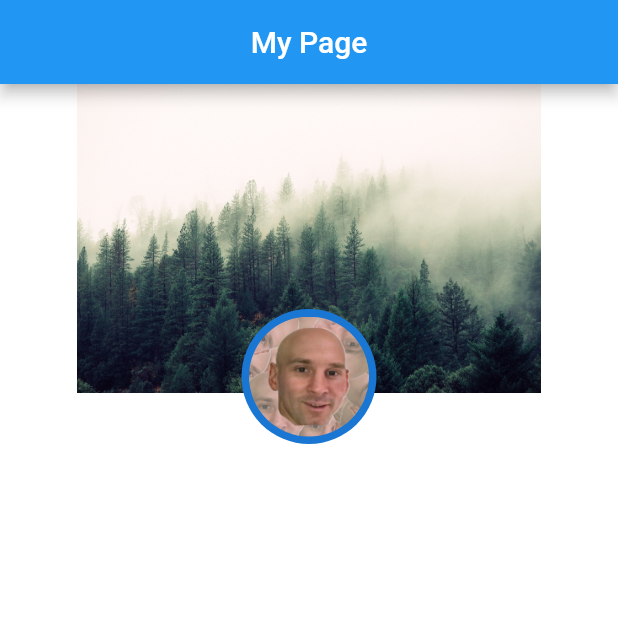
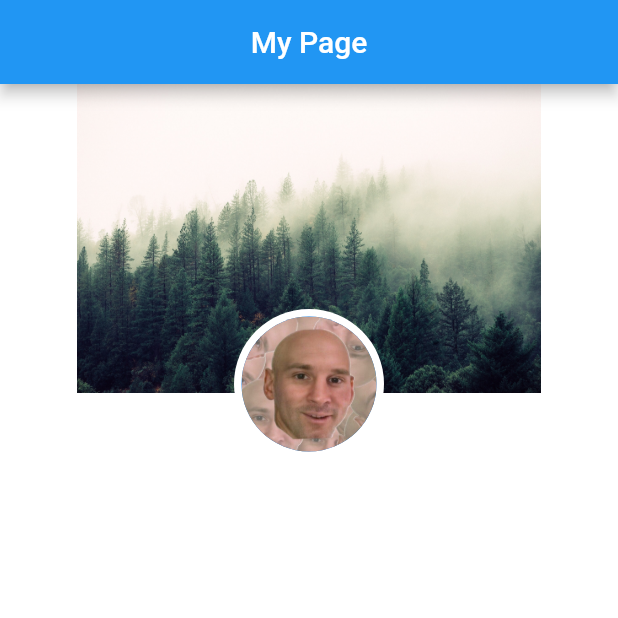
Before and after one commit to Zuhrdev/My-first-Flutter-App, a Flutter app: the screen it shows after launch, on a phone screen of 412 x 824 dp, the top half of it. Run offline on Flutter 3.47's test engine with Material 2 defaults, Android fonts, the phone set to English and light mode, and no system bars.

Commit message:
perfect picture profile v.1

```diff
--- a/firstUI/lib/main.dart
+++ b/firstUI/lib/main.dart
@@ -44,8 +44,11 @@ class HomePage extends StatelessWidget {
                 width: size.width,
                 decoration: const BoxDecoration(image: DecorationImage(image: AssetImage("images/cover.jpg"),),
               ),),
-              Padding(padding: EdgeInsets.only(top: 150), child: UnderAvatar(radius: 45),),
-              Padding(padding: EdgeInsets.only(top: 155), child: ProfileAvtar(radius: 40),),
+              Padding(padding: EdgeInsets.only(top: 150), child: UnderAvatar(radius: 50),),
+              Padding(padding: EdgeInsets.only(top: 155), child: ProfileAvtar(radius: 45),),
+              Container(
+                height: size.height,
+              )
             ],
           //Container(
            // height: size.height/4,
@@ -73,7 +76,7 @@ CircleAvatar ProfileAvtar({required double radius}) {
 CircleAvatar UnderAvatar({required double radius}) {
   return CircleAvatar(
     radius: radius,
-    foregroundColor: Colors.white,
+    backgroundColor: Colors.white,
   );
 }
 
```
